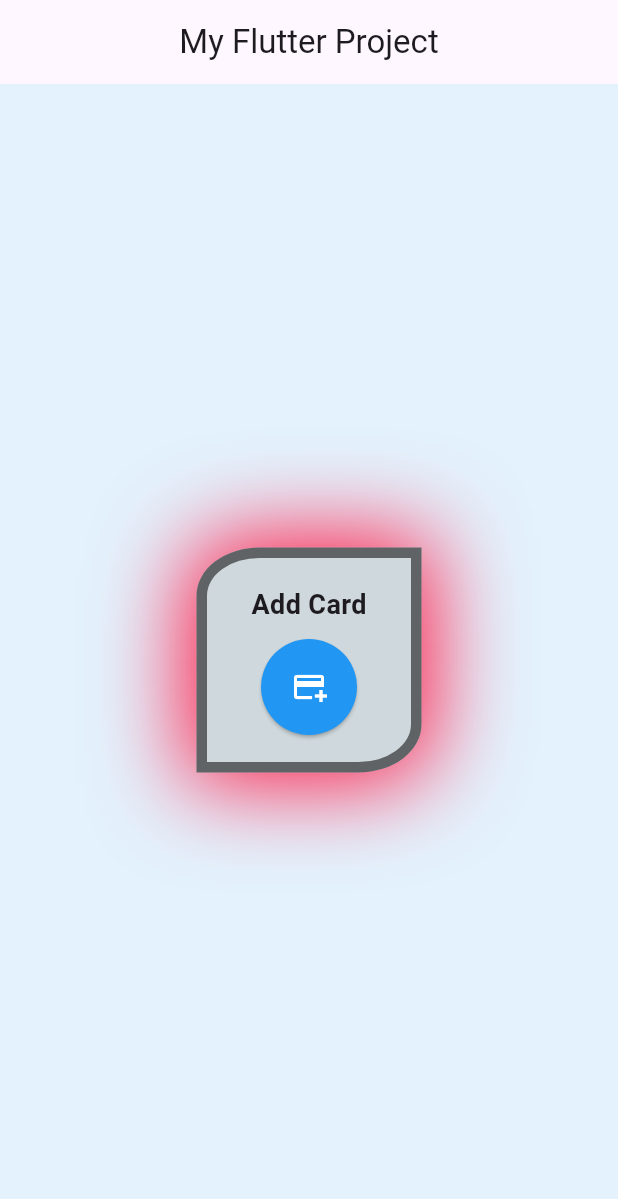
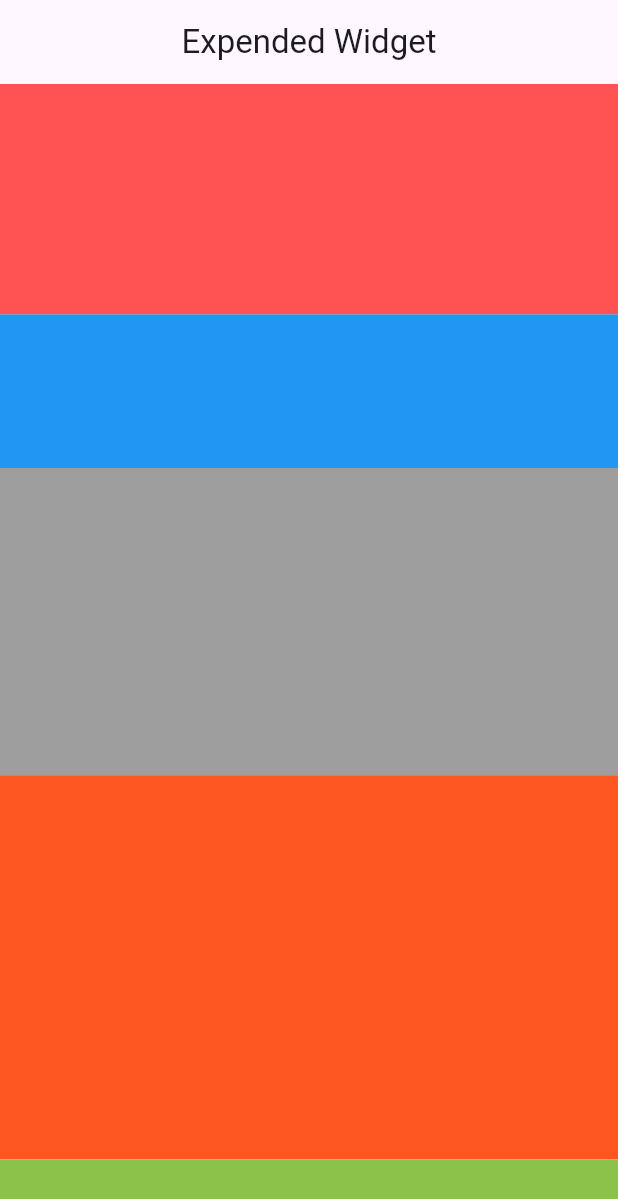
Before and after one commit to fahim-shahriar-alif/flutter, a Flutter app: the screen it shows after launch, on a phone screen of 412 x 824 dp. Shown: the top 1199 px of the screen. Run offline on Flutter 3.47's test engine with Material 3 defaults, Android fonts, the phone set to English and light mode, and no system bars.

Commit message:
learned about the Expended Widget

```diff
--- a/lib/decrationwithbutton.dart
+++ b/lib/decrationwithbutton.dart
@@ -15,8 +15,8 @@ class DecorationWithButton extends StatelessWidget {
         color: Colors.blue.shade50,
         child: Center(
           child: Container(
-            width: 150,
-            height: 150,
+            width: 100,
+            height: 100,
             decoration: BoxDecoration(
               color: Colors.blueGrey.shade100,
               borderRadius: const BorderRadius.only(
@@ -29,9 +29,9 @@ class DecorationWithButton extends StatelessWidget {
               ),
               boxShadow: [
                 BoxShadow(
-                  blurRadius: 52,
+                  blurRadius: 40,
                   color: Colors.redAccent.shade400,
-                  spreadRadius: 7,
+                  spreadRadius: 5,
                 )
               ],
             ),
@@ -40,7 +40,7 @@ class DecorationWithButton extends StatelessWidget {
               children: [
                 const Text(
                   "Add Card",
-                  style: TextStyle(fontSize: 18, fontWeight: FontWeight.bold),
+                  style: TextStyle(fontSize: 14, fontWeight: FontWeight.bold),
                 ),
                 const SizedBox(height: 10),
                 ElevatedButton(
@@ -49,7 +49,7 @@ class DecorationWithButton extends StatelessWidget {
                   },
                   style: ElevatedButton.styleFrom(
                     shape: const CircleBorder(), // Makes the button circular
-                    padding: const EdgeInsets.all(20), // Adjusts button size
+                    padding: const EdgeInsets.all(10), // Adjusts button size
                     backgroundColor: Colors.blue, // Button background color
                     foregroundColor: Colors.white, // Button text color
                   ),
--- /dev/null
+++ b/lib/expentionwid.dart
@@ -0,0 +1,63 @@
+import 'package:flutter/material.dart';
+
+class expentionwid extends StatelessWidget {
+  const expentionwid({super.key});
+
+  @override
+  Widget build(BuildContext context) {
+    return Scaffold(
+      appBar: AppBar(
+        title: const Center(child: Text("Expended Widget")),
+      ),
+      body: Container(
+        child: Column(
+          mainAxisAlignment: MainAxisAlignment.center,
+          crossAxisAlignment: CrossAxisAlignment.center,
+          children: [
+
+            Expanded(
+              flex: 3,
+              child: Container(
+              //width: 50,
+                height: 100,
+                color: Colors.redAccent,
+              ),
+            ),
+            Expanded(
+              flex: 2,
+              child: Container(
+                // width: 50,
+                height: 100,
+                color: Colors.blue,
+              ),
+            ),
+            Expanded(
+              flex: 4,
+              child: Container(
+                // width: 50,
+                height: 100,
+                color: Colors.grey,
+              ),
+            ),
+            Expanded(
+              flex: 5,
+              child: Container(
+                // width: 50,
+                height: 100,
+                color: Colors.deepOrange,
+              ),
+            ),
+            Expanded(
+              child: Container(
+                // width: 50,
+                height: 100,
+                color: Colors.lightGreen,
+              ),
+            )
+
+          ],
+        ),
+      )
+    );
+  }
+}
--- a/lib/main.dart
+++ b/lib/main.dart
@@ -1,8 +1,10 @@
 import 'package:flutter/material.dart';
 import 'package:row/decoration.dart';
 import 'package:row/decrationwithbutton.dart';
+import 'package:row/expentionwid.dart';
 import 'package:row/inkwellwidget.dart';
 import 'package:row/list.dart';
+import 'package:row/listpractice.dart';
 import 'package:row/practice.dart';
 import 'package:row/row_34.dart';
 import 'package:row/scroll.dart';
@@ -22,7 +24,7 @@ class MyApp extends StatelessWidget {
       theme: ThemeData(
         primarySwatch: Colors.lightBlue,
       ),
-      home: const DecorationWithButton(),
+      home: const expentionwid(),
     );
   }
 }
```
